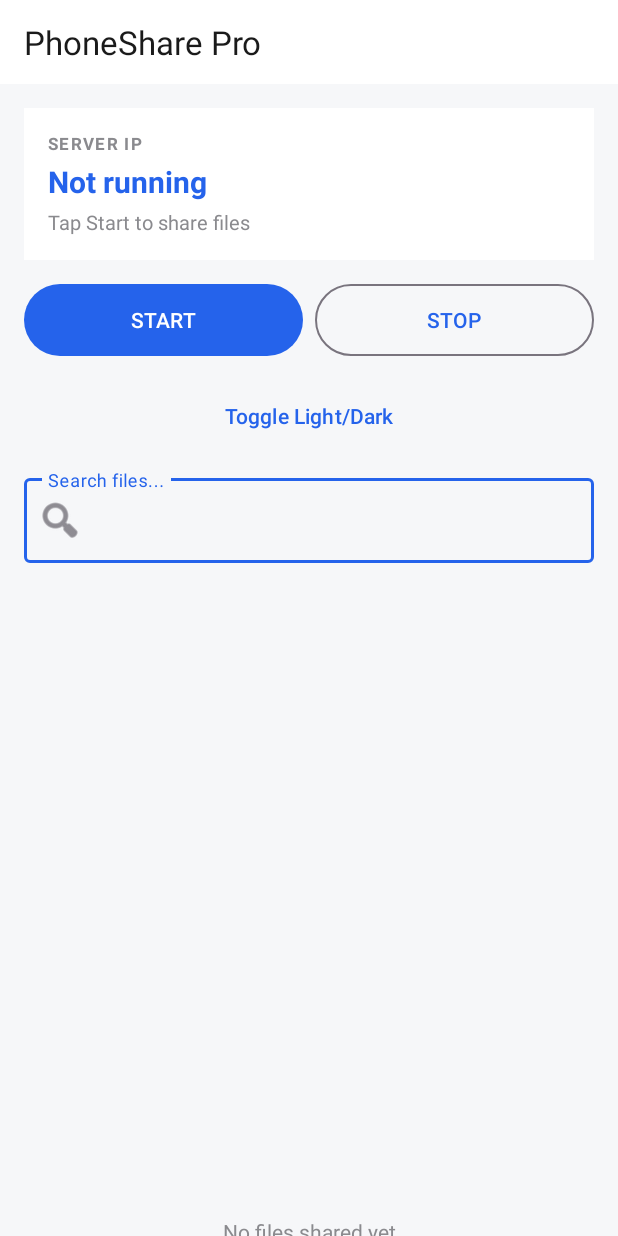
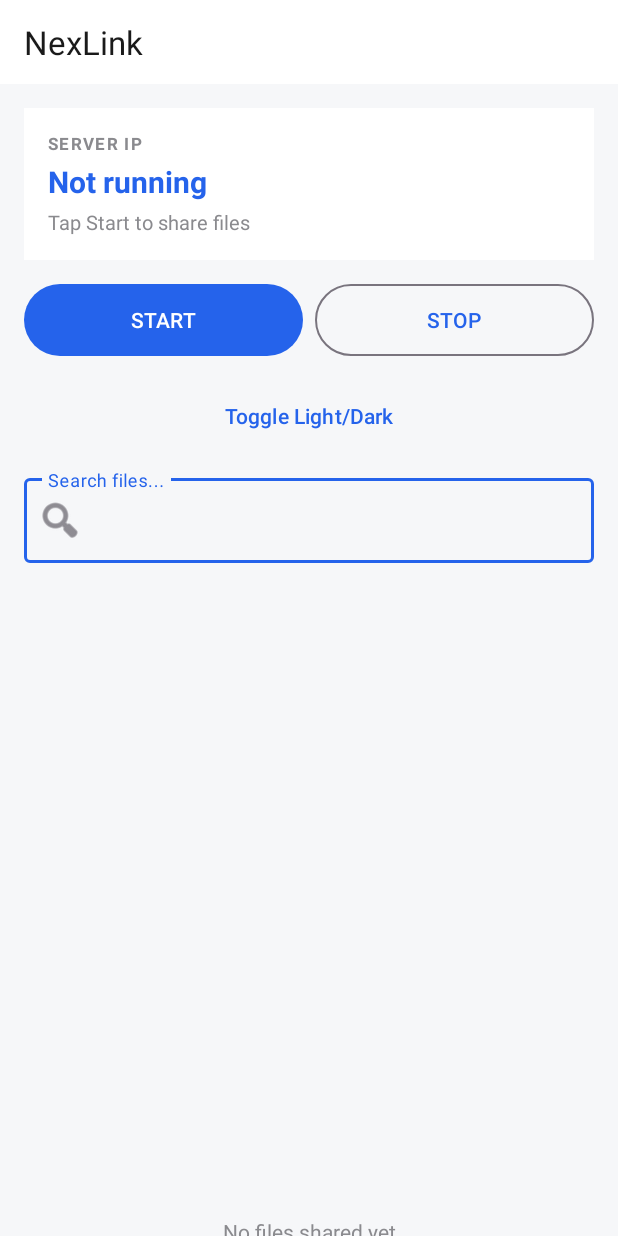
Before and after one commit to paklatestinformation-cyber/phoneshare, an Android app: the screen it shows after launch (MainActivity), on a phone screen of 412 x 824 dp. Run offline under Robolectric (Android 15) with nearby library versions, the phone set to English and light mode, and no system bars; 1 statement that could not run was skipped.

Commit message:
rebrand: NexLink name + logo

```diff
--- a/app/src/main/res/layout/activity_main.xml
+++ b/app/src/main/res/layout/activity_main.xml
@@ -6,7 +6,7 @@
 
     <com.google.android.material.appbar.MaterialToolbar
         android:id="@+id/toolbar" android:layout_width="match_parent" android:layout_height="56dp"
-        android:background="@color/card" app:title="PhoneShare Pro" app:titleTextColor="@color/text_primary" />
+        android:background="@color/card" app:title="NexLink" app:titleTextColor="@color/text_primary" />
 
     <ScrollView android:layout_width="match_parent" android:layout_height="0dp"
         android:layout_weight="1" android:fillViewport="true">
--- a/app/src/main/res/values/strings.xml
+++ b/app/src/main/res/values/strings.xml
@@ -1,6 +1,6 @@
 <?xml version="1.0" encoding="utf-8"?>
 <resources>
-    <string name="app_name">PhoneShare Pro</string>
+    <string name="app_name">NexLink</string>
     <string name="developer">Muhammad Kamran Malik</string>
     <string name="contact">+923015614357</string>
 </resources>
```
Also changed, not shown: app/src/main/res/drawable/ic_launcher_foreground.xml (+3 -4 lines), 1 other file.
